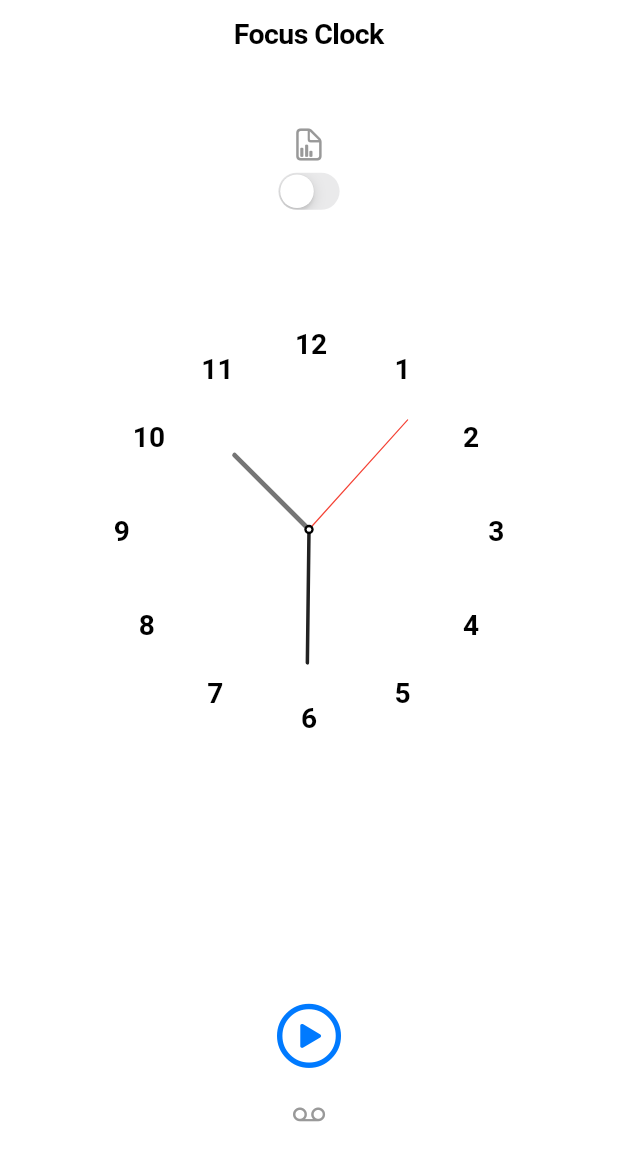
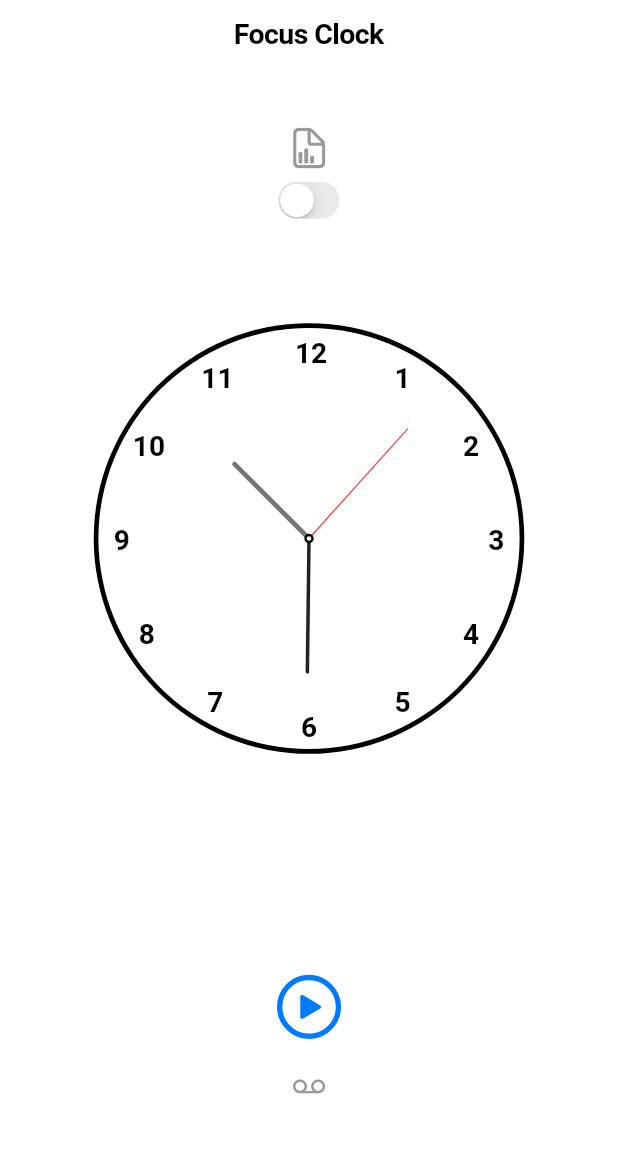
Before and after one commit to c-peace/focus-clock, a Flutter app: the screen it shows after launch, on a phone screen of 412 x 824 dp. Shown: the top 1161 px of the screen. Run offline on Flutter 3.47's test engine with Material 2 defaults, Android fonts, the phone set to English and light mode, and no system bars.

Commit message:
chore : UI 부분 수정

```diff
--- a/focus_clock/lib/main.dart
+++ b/focus_clock/lib/main.dart
@@ -14,6 +14,7 @@
   @override
   Widget build(BuildContext context) {
     return CupertinoApp(
+      theme: const CupertinoThemeData(brightness: Brightness.light),
       home: CupertinoPageScaffold(
         navigationBar: const CupertinoNavigationBar(
             middle: Text('Focus Clock', style: TextStyle(fontSize: 19)),
@@ -48,6 +49,7 @@
       children: [
         Icon(
           CupertinoIcons.doc_chart,
+          size: 30,
           color: _isOn
               ? CupertinoColors.activeGreen
               : CupertinoColors.inactiveGray,
@@ -88,7 +90,7 @@
           Column(
             children: const [
               WatchPage(),
-              SizedBox(height: 90),
+              SizedBox(height: 65),
               PlayPauseButton(),
             ],
           )
```
Also changed, not shown: focus_clock/lib/chart.dart (+10 -1 lines), focus_clock/lib/watch_page.dart (+6 -1 lines).
